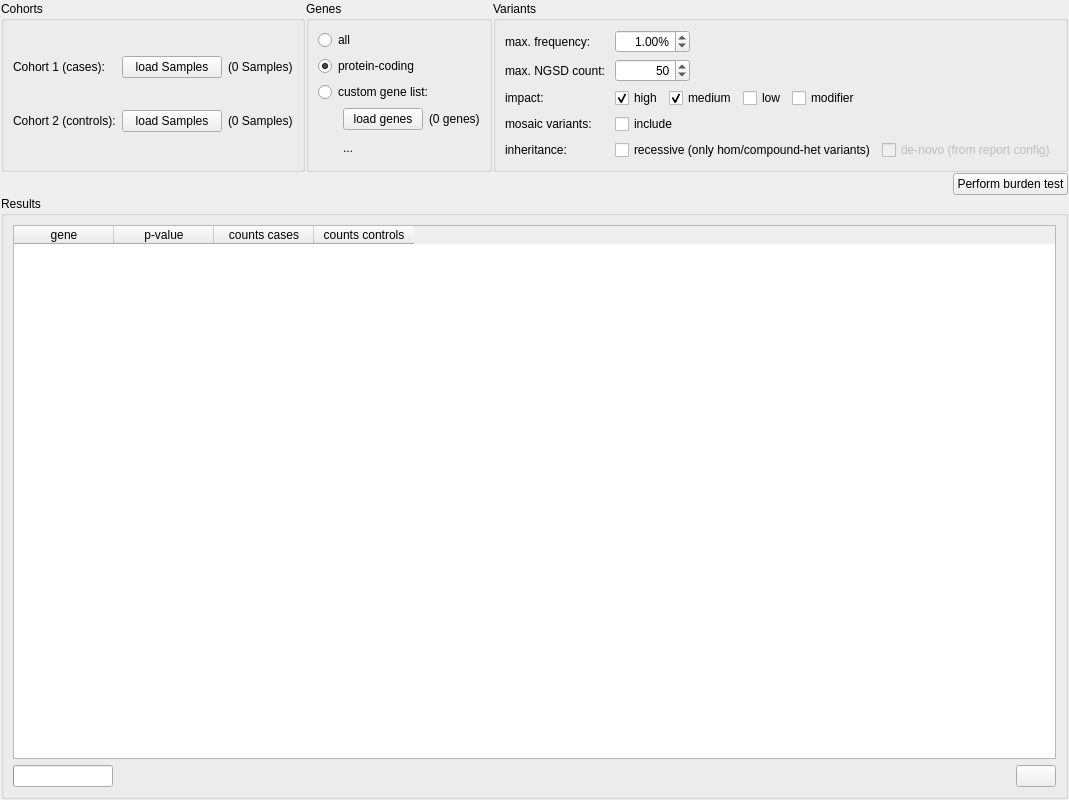
Qt form src/GSvar/BurdenTestWidget.ui (imgag/ngs-bits) before a commit.
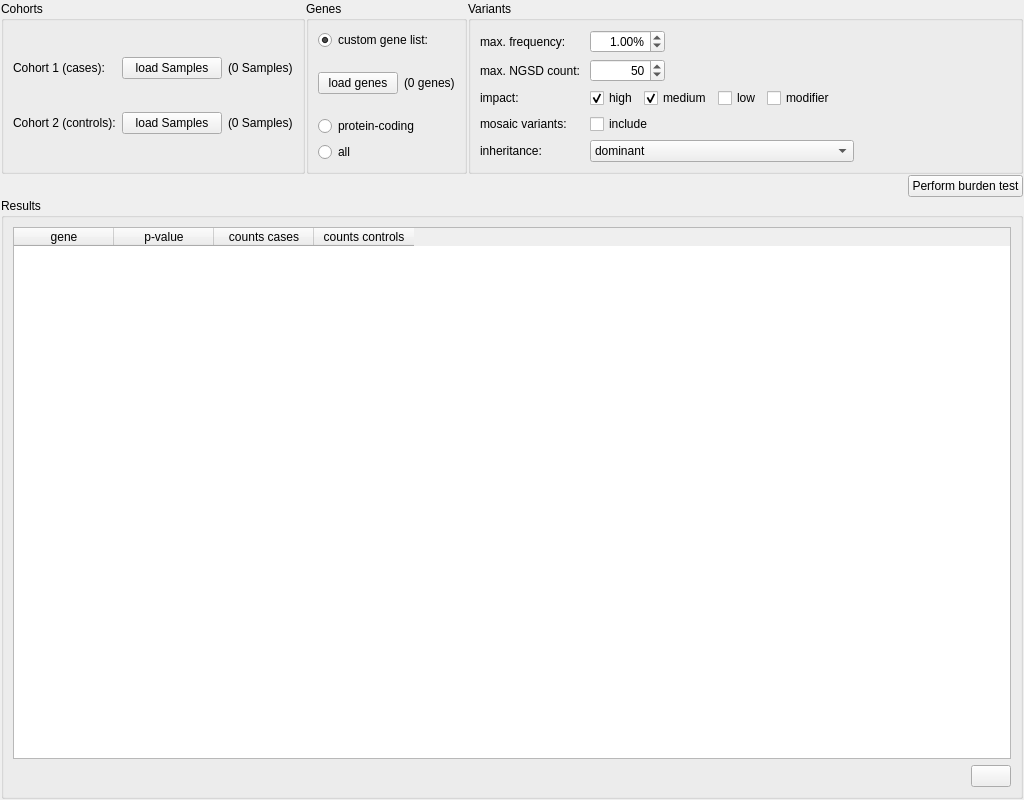
The same form after that commit. Icons and pictures are not drawn.

Commit message: src/GSvar/BurdenTestWidget.*: cleaned up implementation

```diff
--- a/src/GSvar/BurdenTestWidget.ui
+++ b/src/GSvar/BurdenTestWidget.ui
@@ -148,22 +148,6 @@
       </item>
       <item row="2" column="0">
        <layout class="QHBoxLayout" name="horizontalLayout_8">
-        <item>
-         <widget class="QProgressBar" name="progress_bar">
-          <property name="maximumSize">
-           <size>
-            <width>100</width>
-            <height>16777215</height>
-           </size>
-          </property>
-          <property name="value">
-           <number>0</number>
-          </property>
-          <property name="textVisible">
-           <bool>false</bool>
-          </property>
-         </widget>
-        </item>
         <item>
          <spacer name="horizontalSpacer_6">
           <property name="orientation">
@@ -226,23 +210,22 @@
       <item row="9" column="3">
        <layout class="QHBoxLayout" name="horizontalLayout_5">
         <item>
-         <widget class="QCheckBox" name="cb_recessive">
-          <property name="enabled">
-           <bool>true</bool>
-          </property>
-          <property name="text">
-           <string>recessive (only hom/compound-het variants)</string>
-          </property>
-         </widget>
-        </item>
-        <item>
-         <widget class="QCheckBox" name="cb_denovo">
-          <property name="enabled">
-           <bool>false</bool>
-          </property>
-          <property name="text">
-           <string>de-novo (from report config)</string>
-          </property>
+         <widget class="QComboBox" name="cb_inheritance">
+          <item>
+           <property name="text">
+            <string>dominant</string>
+           </property>
+          </item>
+          <item>
+           <property name="text">
+            <string>dominant (only de-novo variants)</string>
+           </property>
+          </item>
+          <item>
+           <property name="text">
+            <string>recessive (only hom/compund-het variants)</string>
+           </property>
+          </item>
          </widget>
         </item>
         <item>
@@ -423,64 +406,54 @@
       <string>Genes</string>
      </property>
      <layout class="QVBoxLayout" name="verticalLayout">
-      <item>
-       <widget class="QRadioButton" name="rb_gene_all">
-        <property name="text">
-         <string>all</string>
-        </property>
-       </widget>
-      </item>
-      <item>
-       <widget class="QRadioButton" name="rb_protein_coding">
-        <property name="text">
-         <string>protein-coding</string>
-        </property>
-        <property name="checked">
-         <bool>true</bool>
-        </property>
-       </widget>
-      </item>
       <item>
        <widget class="QRadioButton" name="rb_custom">
         <property name="text">
          <string>custom gene list:</string>
         </property>
+        <property name="checked">
+         <bool>true</bool>
+        </property>
+        <property name="autoRepeat">
+         <bool>false</bool>
+        </property>
        </widget>
       </item>
       <item>
-       <layout class="QGridLayout" name="gl_custom_genes">
-        <property name="leftMargin">
-         <number>25</number>
-        </property>
-        <item row="0" column="1">
-         <widget class="QLabel" name="l_gene_count">
-          <property name="text">
-           <string>(0 genes)</string>
-          </property>
-         </widget>
-        </item>
-        <item row="0" column="0">
+       <layout class="QHBoxLayout" name="horizontalLayout_9">
+        <item>
          <widget class="QPushButton" name="b_load_genes">
           <property name="text">
            <string>load genes</string>
           </property>
          </widget>
         </item>
-        <item row="1" column="0" colspan="2">
-         <widget class="QLabel" name="l_genes">
+        <item>
+         <widget class="QLabel" name="l_gene_count">
           <property name="text">
-           <string>...</string>
-          </property>
-          <property name="textFormat">
-           <enum>Qt::AutoText</enum>
-          </property>
-          <property name="wordWrap">
-           <bool>true</bool>
+           <string>(0 genes)</string>
           </property>
          </widget>
         </item>
        </layout>
       </item>
+      <item>
+       <widget class="QRadioButton" name="rb_protein_coding">
+        <property name="text">
+         <string>protein-coding</string>
+        </property>
+        <property name="checked">
+         <bool>false</bool>
+        </property>
+       </widget>
+      </item>
+      <item>
+       <widget class="QRadioButton" name="rb_gene_all">
+        <property name="text">
+         <string>all</string>
+        </property>
+       </widget>
+      </item>
      </layout>
     </widget>
    </item>
```
The commit also changes 2 other files.
